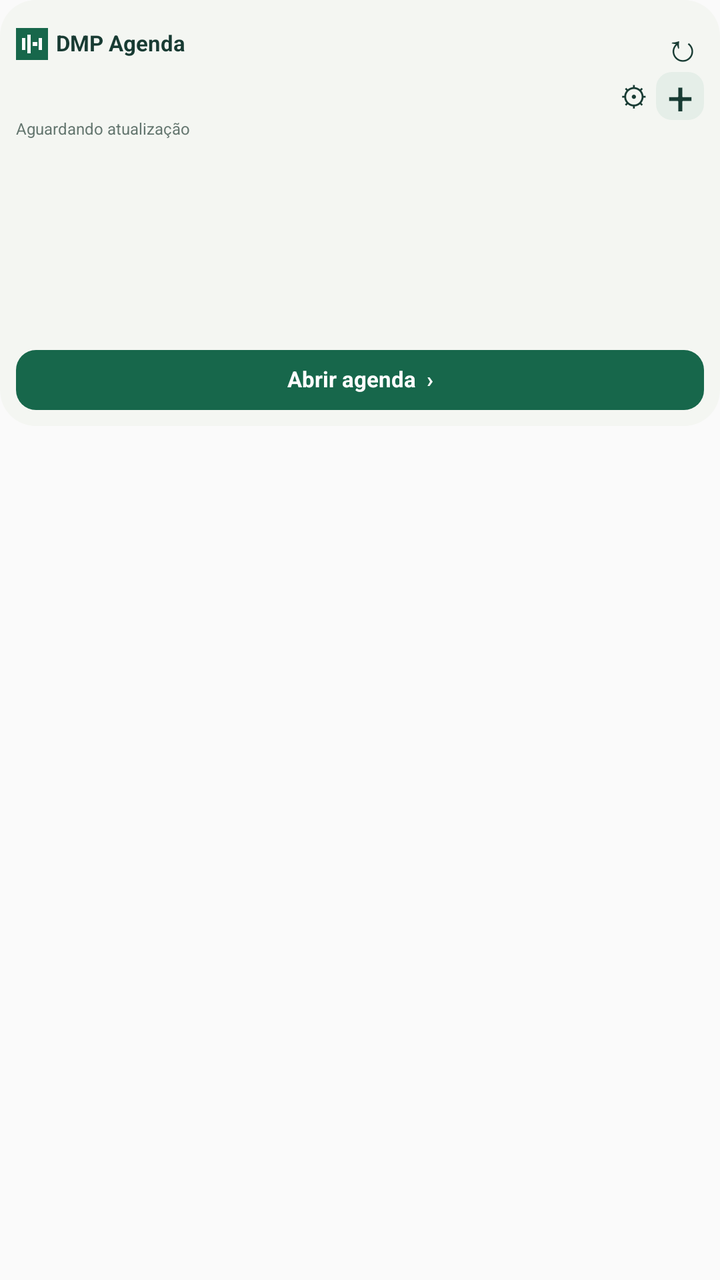
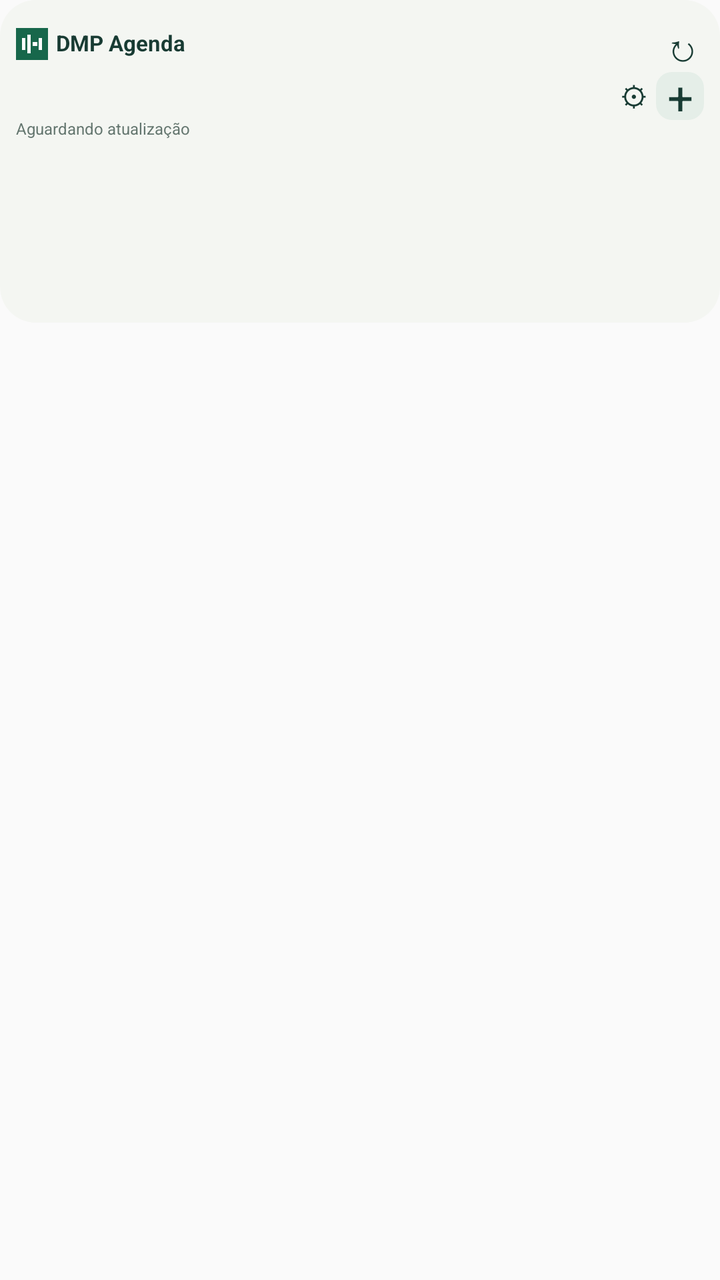

Two renders of the same Android screen: before a commit and after it. Below are the layout's source before the change and the commit's diff.
<!-- AndroidManifest.xml: application theme android:Theme.Material.Light.NoActionBar -->
<!-- res/layout/agenda_widget_legacy_80.xml -->
<FrameLayout xmlns:android="http://schemas.android.com/apk/res/android" android:id="@+id/root" android:layout_width="match_parent" android:layout_height="match_parent">
  <RelativeLayout android:id="@+id/shell" android:layout_width="match_parent" android:layout_height="wrap_content">
    <ImageView android:id="@+id/shell_bg" android:layout_width="match_parent" android:layout_height="0dp" android:scaleType="fitXY" android:contentDescription="" android:layout_alignTop="@id/content" android:layout_alignBottom="@id/content" android:src="@drawable/widget_surface" />
    <LinearLayout android:layout_width="match_parent" android:layout_height="wrap_content" android:orientation="vertical" android:padding="8dp" android:id="@+id/content">
      <LinearLayout android:layout_width="match_parent" android:layout_height="28dp" android:orientation="horizontal" android:gravity="center_vertical">
        <ImageView android:layout_width="16dp" android:layout_height="16dp" android:src="@drawable/icon" android:contentDescription="DMP" />
        <TextView android:id="@+id/header" android:layout_width="0dp" android:layout_height="wrap_content" android:text="DMP Agenda" android:textSize="11sp" android:textColor="#183B33" android:includeFontPadding="false" android:layout_weight="1" android:paddingStart="4dp" android:maxLines="1" android:ellipsize="end" android:textStyle="bold" />
        <TextView android:id="@+id/refresh" android:layout_width="22dp" android:layout_height="24dp" android:text="↻" android:textSize="19sp" android:textColor="#183B33" android:includeFontPadding="false" android:gravity="center" android:contentDescription="Atualizar" />
      </LinearLayout>
      <LinearLayout android:layout_width="match_parent" android:layout_height="24dp" android:orientation="horizontal" android:gravity="center_vertical">
        <TextView android:id="@+id/date" android:layout_width="0dp" android:layout_height="wrap_content" android:text="" android:textSize="9sp" android:includeFontPadding="false" android:layout_weight="1" android:maxLines="1" android:textColor="#5D706A" />
        <TextView android:id="@+id/settings" android:layout_width="22dp" android:layout_height="20dp" android:text="⚙" android:textSize="14sp" android:textColor="#183B33" android:includeFontPadding="false" android:gravity="center" android:contentDescription="Configurar widget" />
        <TextView android:id="@+id/add" android:layout_width="24dp" android:layout_height="24dp" android:text="+" android:textSize="23sp" android:textColor="#183B33" android:includeFontPadding="false" android:gravity="center" android:contentDescription="Adicionar compromisso" android:background="@drawable/widget_add" />
      </LinearLayout>
      <TextView android:id="@+id/updated" android:layout_width="match_parent" android:layout_height="wrap_content" android:text="Aguardando atualização" android:textSize="8sp" android:includeFontPadding="false" android:textColor="#64766F" android:paddingBottom="4dp" android:maxLines="1" />
      <ListView android:layout_width="match_parent" android:layout_height="80dp" android:id="@+id/items" android:divider="@null" android:scrollbars="vertical" android:cacheColorHint="@android:color/transparent" android:nestedScrollingEnabled="false">
</ListView>
      <TextView android:id="@+id/more" android:layout_width="match_parent" android:layout_height="wrap_content" android:text="" android:textSize="10sp" android:includeFontPadding="false" android:paddingTop="4dp" android:textColor="#386453" android:maxLines="1" />
      <TextView android:id="@+id/agenda" android:layout_width="match_parent" android:layout_height="30dp" android:text="Abrir agenda  ›" android:textSize="11sp" android:includeFontPadding="false" android:background="@drawable/widget_button" android:textColor="#FFFFFF" android:gravity="center" android:textStyle="bold" android:layout_marginTop="6dp" />
    </LinearLayout>
  </RelativeLayout>
</FrameLayout>
<!-- resources referenced by this layout -->
<resources>
  <!-- drawable icon (drawable) -->
  <vector xmlns:android="http://schemas.android.com/apk/res/android" android:width="48dp" android:height="48dp" android:viewportWidth="48" android:viewportHeight="48"><path android:fillColor="#17674B" android:pathData="M0,0h48v48h-48z"/><path android:fillColor="#FFFFFF" android:pathData="M9,15h5v18h-5zM17,10h5v28h-5zM25,21h7v6h-7zM34,15h5v18h-5z"/></vector>
  <!-- drawable widget_add (drawable) -->
  <shape xmlns:android="http://schemas.android.com/apk/res/android" android:shape="rectangle"><solid android:color="#E5EEE8"/><corners android:radius="8dp"/></shape>
  <!-- drawable widget_button (drawable) -->
  <shape xmlns:android="http://schemas.android.com/apk/res/android" android:shape="rectangle"><solid android:color="#17674B"/><corners android:radius="10dp"/></shape>
  <!-- drawable widget_surface (drawable) -->
  <shape xmlns:android="http://schemas.android.com/apk/res/android" android:shape="rectangle"><solid android:color="#F4F6F2"/><corners android:radius="18dp"/></shape>
</resources>

<!-- the commit's change to res/layout/agenda_widget_legacy_80.xml (unified diff, before → after) -->
@@ -15,8 +15,6 @@
       <TextView android:id="@+id/updated" android:layout_width="match_parent" android:layout_height="wrap_content" android:text="Aguardando atualização" android:textSize="8sp" android:includeFontPadding="false" android:textColor="#64766F" android:paddingBottom="4dp" android:maxLines="1" />
       <ListView android:layout_width="match_parent" android:layout_height="80dp" android:id="@+id/items" android:divider="@null" android:scrollbars="vertical" android:cacheColorHint="@android:color/transparent" android:nestedScrollingEnabled="false">
 </ListView>
-      <TextView android:id="@+id/more" android:layout_width="match_parent" android:layout_height="wrap_content" android:text="" android:textSize="10sp" android:includeFontPadding="false" android:paddingTop="4dp" android:textColor="#386453" android:maxLines="1" />
-      <TextView android:id="@+id/agenda" android:layout_width="match_parent" android:layout_height="30dp" android:text="Abrir agenda  ›" android:textSize="11sp" android:includeFontPadding="false" android:background="@drawable/widget_button" android:textColor="#FFFFFF" android:gravity="center" android:textStyle="bold" android:layout_marginTop="6dp" />
     </LinearLayout>
   </RelativeLayout>
 </FrameLayout>
<!-- resource entries referenced after the edit -->
@@ -4,8 +4,6 @@
   <vector xmlns:android="http://schemas.android.com/apk/res/android" android:width="48dp" android:height="48dp" android:viewportWidth="48" android:viewportHeight="48"><path android:fillColor="#17674B" android:pathData="M0,0h48v48h-48z"/><path android:fillColor="#FFFFFF" android:pathData="M9,15h5v18h-5zM17,10h5v28h-5zM25,21h7v6h-7zM34,15h5v18h-5z"/></vector>
   <!-- drawable widget_add (drawable) -->
   <shape xmlns:android="http://schemas.android.com/apk/res/android" android:shape="rectangle"><solid android:color="#E5EEE8"/><corners android:radius="8dp"/></shape>
-  <!-- drawable widget_button (drawable) -->
-  <shape xmlns:android="http://schemas.android.com/apk/res/android" android:shape="rectangle"><solid android:color="#17674B"/><corners android:radius="10dp"/></shape>
   <!-- drawable widget_surface (drawable) -->
   <shape xmlns:android="http://schemas.android.com/apk/res/android" android:shape="rectangle"><solid android:color="#F4F6F2"/><corners android:radius="18dp"/></shape>
 </resources>
